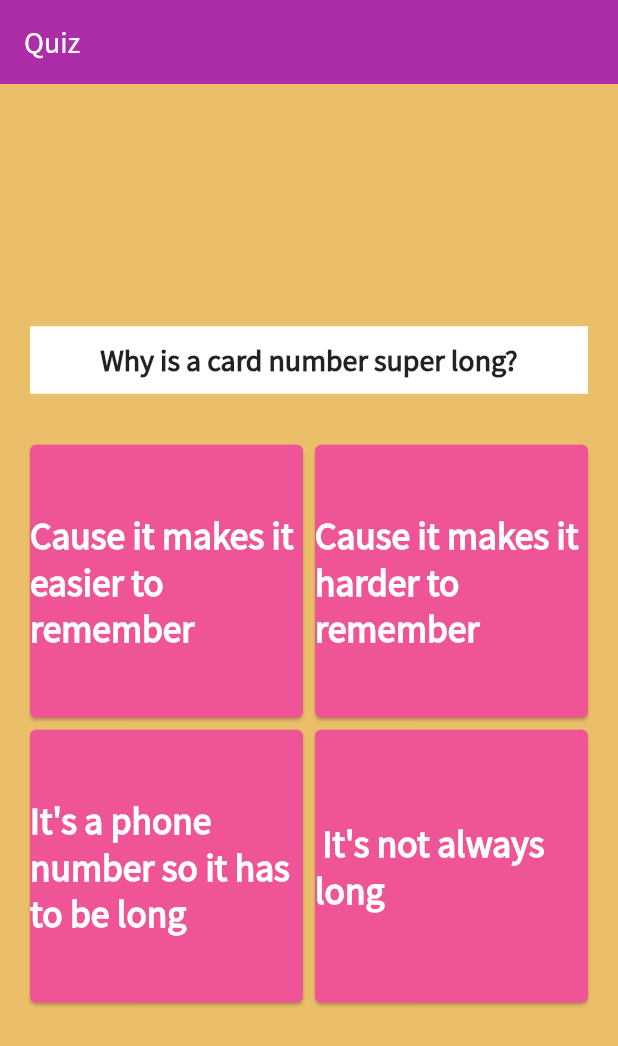
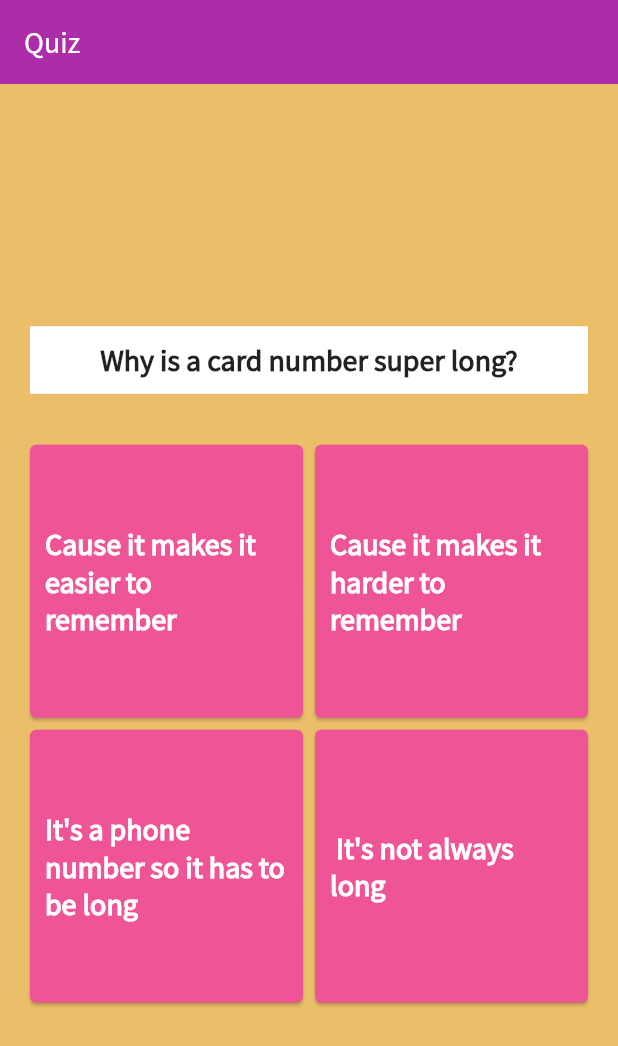
Before and after one commit to ameysunu/HackPSU, a Flutter app: the Quiz screen opened directly, on a phone screen of 412 x 824 dp. Shown: the top 1046 px of the screen. Run offline on Flutter 3.47's test engine with Material 2 defaults, Android fonts, the phone set to English and light mode, and no system bars; our stand-ins replace cloud_firestore, firebase_auth, firebase_core, google_sign_in, hexcolor; missing offline and left inert: flutter_dialogflow; accounts and stored records are empty.

Commit message:
ui fixes

```diff
--- a/lib/pages/answers.dart
+++ b/lib/pages/answers.dart
@@ -16,27 +16,22 @@ class Answers extends StatelessWidget {
           width: 190,
           child: Card(
             color: HexColor('#EF5596'),
+            child: Padding(
+              padding: const EdgeInsets.all(10.0),
               child: Center(
                   child: Text(
                 answertext,
                 style: TextStyle(
                     fontFamily: 'SourceSansPro',
-                  fontSize: 25,
+                    fontSize: 20,
                     fontWeight: FontWeight.bold,
                     color: Colors.white),
               )),
             ),
           ),
+        ),
         onTap: answerfun,
       ),
-      // child: RaisedButton(
-      //     color: HexColor('#FF855E'),
-      //     textColor: Colors.black87,
-      //     child: Text(
-      //       answertext,
-      //       style: TextStyle(fontSize: 15, fontFamily: 'Poppins'),
-      //     ),
-      //     onPressed: answerfun),
     );
   }
 }
```
Lines whose indentation alone changed are shown as unchanged.
